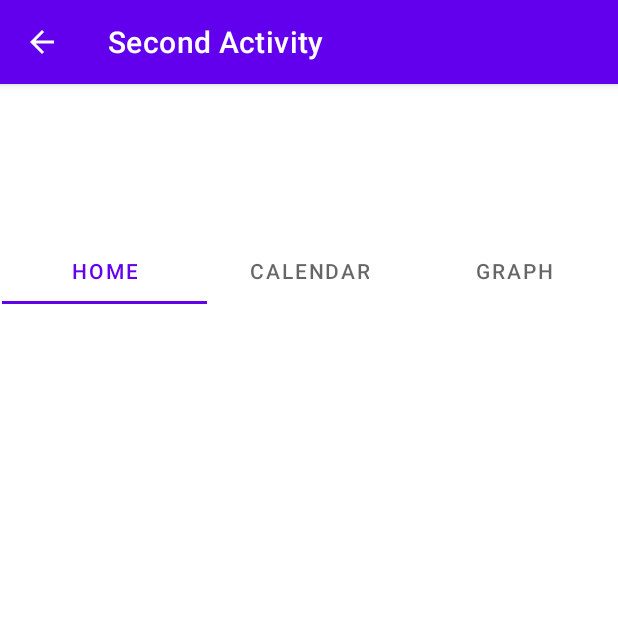
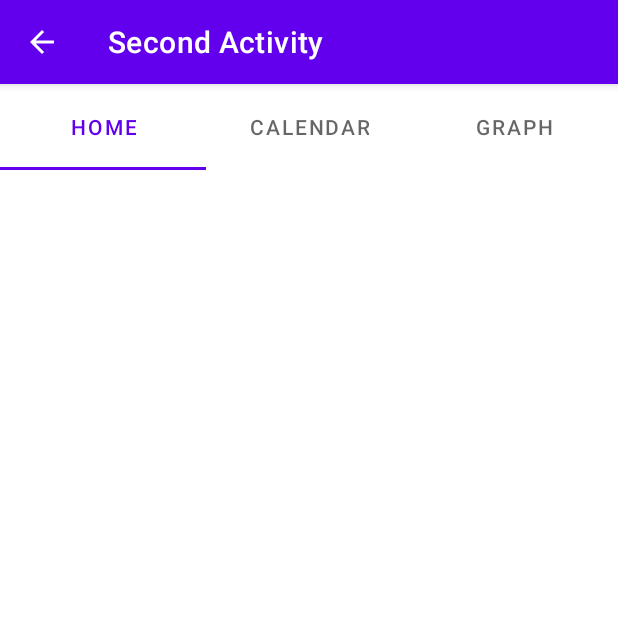
Before and after one commit to GeMath18/Baby_Manager, an Android app: the SecondActivity screen opened directly, with no data from a screen before it, on a phone screen of 412 x 824 dp, the top half of it. Run offline under Robolectric (Android 15) with nearby library versions, the phone set to English and light mode, and no system bars.

Commit message:
navigation and fragments look better

```diff
--- a/app/src/main/res/layout/activity_second.xml
+++ b/app/src/main/res/layout/activity_second.xml
@@ -22,14 +22,11 @@
 
     <com.google.android.material.tabs.TabLayout
         android:id="@+id/tabBar"
-        android:layout_width="410dp"
-        android:layout_height="44dp"
-        android:layout_marginStart="1dp"
-        android:layout_marginEnd="1dp"
-        app:layout_constraintBottom_toTopOf="@+id/viewPager"
+        android:layout_width="412dp"
+        android:layout_height="57dp"
         app:layout_constraintEnd_toEndOf="parent"
-        app:layout_constraintHorizontal_bias="0.0"
-        app:layout_constraintStart_toStartOf="parent">
+        app:layout_constraintStart_toStartOf="parent"
+        app:layout_constraintTop_toTopOf="parent">
 
         <com.google.android.material.tabs.TabItem
             android:id="@+id/tabHome"
@@ -53,11 +50,14 @@
     <androidx.viewpager.widget.ViewPager
         android:id="@+id/viewPager"
         android:layout_width="410dp"
-        android:layout_height="621dp"
+        android:layout_height="649dp"
         app:layout_constraintBottom_toBottomOf="parent"
         app:layout_constraintEnd_toEndOf="parent"
-        app:layout_constraintHorizontal_bias="1.0"
+        app:layout_constraintHorizontal_bias="0.0"
+
         app:layout_constraintStart_toStartOf="parent"
-        app:layout_constraintTop_toTopOf="parent"
-        app:layout_constraintVertical_bias="1.0" />
+        app:layout_constraintTop_toBottomOf="@+id/tabBar"
+        app:layout_constraintVertical_bias="0.159">
+
+    </androidx.viewpager.widget.ViewPager>
 </androidx.constraintlayout.widget.ConstraintLayout>
```
